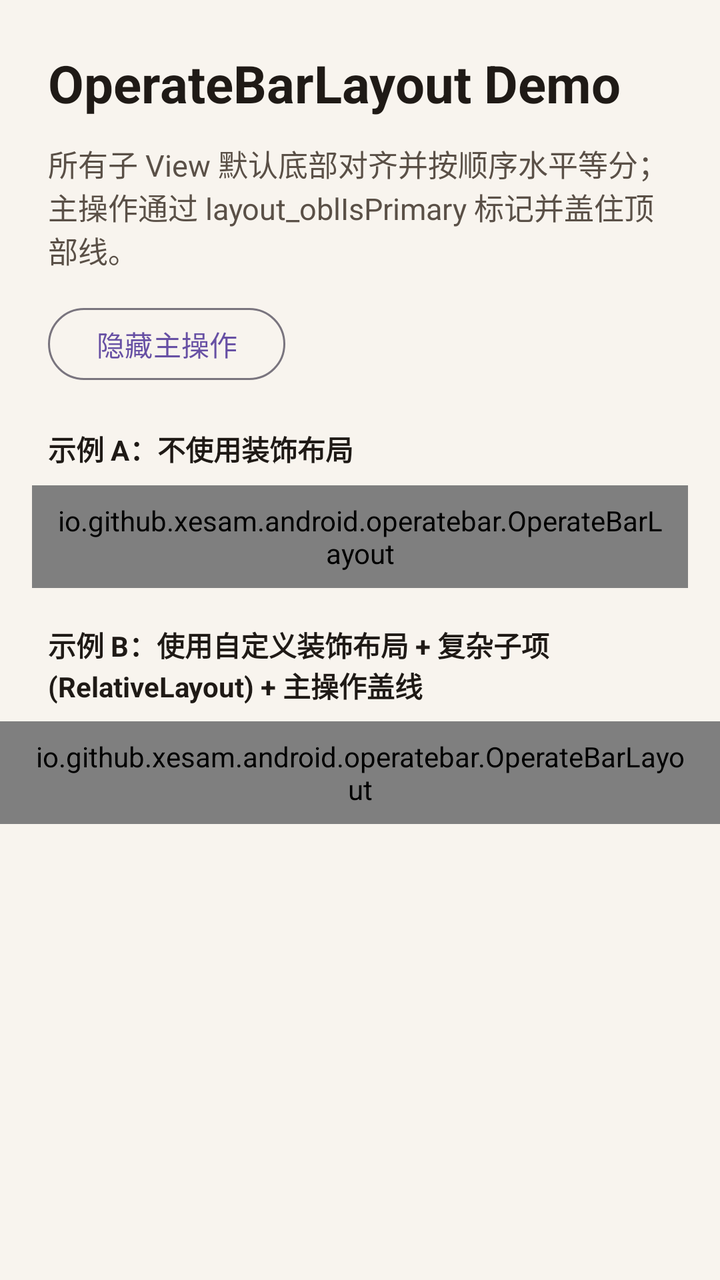
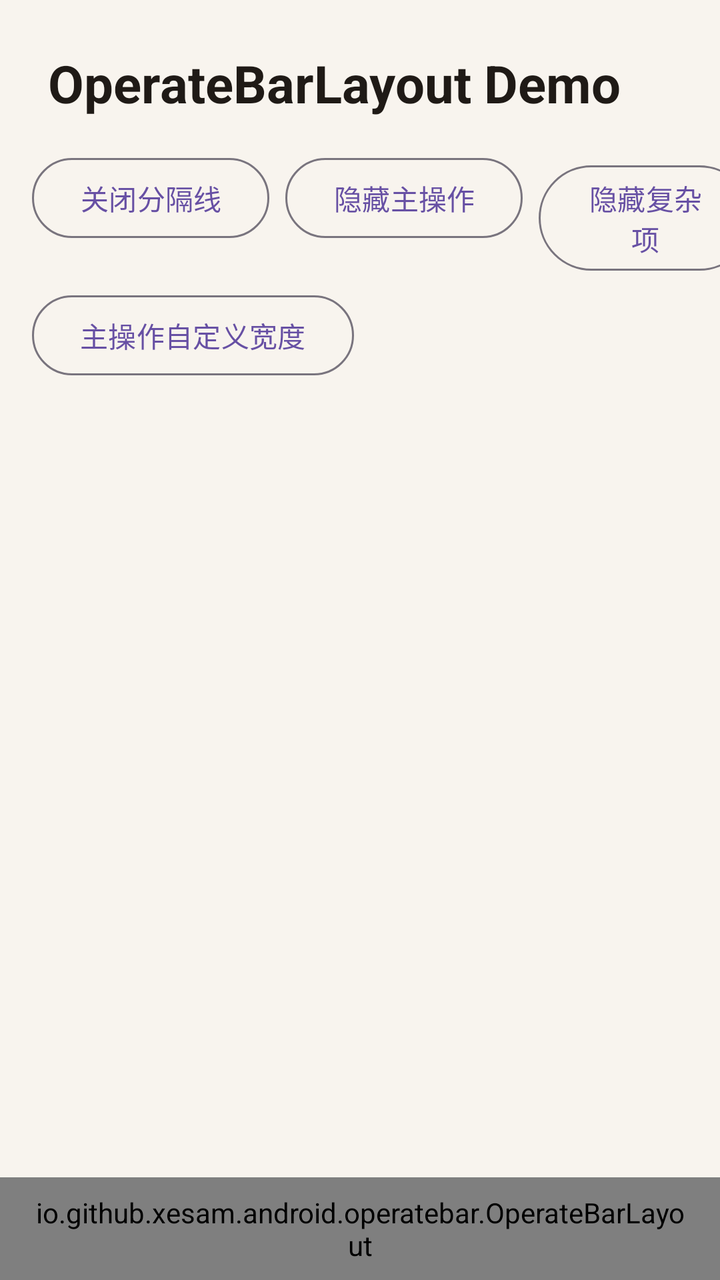

Screens rendered from an Android XML layout before and after an edit, with the pre-edit source and the edit as a unified diff.
<!-- AndroidManifest.xml: application theme Theme.AndroidOperateBar -->
<!-- res/layout/activity_main.xml -->
<?xml version="1.0" encoding="utf-8"?>
<androidx.constraintlayout.widget.ConstraintLayout xmlns:android="http://schemas.android.com/apk/res/android"
    xmlns:app="http://schemas.android.com/apk/res-auto"
    xmlns:tools="http://schemas.android.com/tools"
    android:id="@+id/main"
    android:layout_width="match_parent"
    android:layout_height="match_parent"
    android:background="#FFF8F4EE"
    tools:context=".example.MainActivity">

    <TextView
        android:id="@+id/content_title"
        android:layout_width="0dp"
        android:layout_height="wrap_content"
        android:layout_marginStart="24dp"
        android:layout_marginTop="24dp"
        android:layout_marginEnd="24dp"
        android:text="OperateBarLayout Demo"
        android:textColor="#FF1F1A16"
        android:textSize="26sp"
        android:textStyle="bold"
        app:layout_constraintEnd_toEndOf="parent"
        app:layout_constraintStart_toStartOf="parent"
        app:layout_constraintTop_toTopOf="parent" />

    <TextView
        android:id="@+id/content_desc"
        android:layout_width="0dp"
        android:layout_height="wrap_content"
        android:layout_marginStart="24dp"
        android:layout_marginTop="12dp"
        android:layout_marginEnd="24dp"
        android:text="所有子 View 默认底部对齐并按顺序水平等分；主操作通过 layout_oblIsPrimary 标记并盖住顶部线。"
        android:textColor="#FF5A5047"
        android:textSize="15sp"
        app:layout_constraintEnd_toEndOf="parent"
        app:layout_constraintStart_toStartOf="parent"
        app:layout_constraintTop_toBottomOf="@id/content_title" />

    <com.google.android.material.button.MaterialButton
        android:id="@+id/toggle_primary_button"
        style="@style/Widget.Material3.Button.OutlinedButton"
        android:layout_width="wrap_content"
        android:layout_height="44dp"
        android:layout_marginStart="24dp"
        android:layout_marginTop="14dp"
        android:layout_marginEnd="24dp"
        android:text="隐藏主操作"
        app:layout_constraintStart_toStartOf="parent"
        app:layout_constraintTop_toBottomOf="@id/content_desc" />

    <TextView
        android:id="@+id/divider_off_label"
        android:layout_width="0dp"
        android:layout_height="wrap_content"
        android:layout_marginStart="24dp"
        android:layout_marginTop="20dp"
        android:layout_marginEnd="24dp"
        android:text="示例 A：不使用装饰布局"
        android:textColor="#FF1F1A16"
        android:textSize="14sp"
        android:textStyle="bold"
        app:layout_constraintEnd_toEndOf="parent"
        app:layout_constraintStart_toStartOf="parent"
        app:layout_constraintTop_toBottomOf="@id/toggle_primary_button" />

    <io.github.xesam.android.operatebar.OperateBarLayout
        android:id="@+id/operate_bar_no_divider"
        android:layout_width="0dp"
        android:layout_height="wrap_content"
        android:layout_marginStart="16dp"
        android:layout_marginTop="8dp"
        android:layout_marginEnd="16dp"
        android:background="#FFFFFEFC"
        android:paddingStart="12dp"
        android:paddingTop="8dp"
        android:paddingEnd="12dp"
        android:paddingBottom="8dp"
        app:layout_constraintEnd_toEndOf="parent"
        app:layout_constraintStart_toStartOf="parent"
        app:layout_constraintTop_toBottomOf="@id/divider_off_label">

        <com.google.android.material.button.MaterialButton
            style="@style/Widget.Material3.Button.TextButton"
            android:layout_width="wrap_content"
            android:layout_height="44dp"
            android:text="返回" />

        <com.google.android.material.button.MaterialButton
            android:id="@+id/action_primary_no_divider"
            style="@style/Widget.Material3.Button"
            android:layout_width="wrap_content"
            android:layout_height="44dp"
            android:text="提交"
            app:layout_oblIsPrimary="true" />

    </io.github.xesam.android.operatebar.OperateBarLayout>

    <TextView
        android:id="@+id/divider_on_label"
        android:layout_width="0dp"
        android:layout_height="wrap_content"
        android:layout_marginStart="24dp"
        android:layout_marginTop="18dp"
        android:layout_marginEnd="24dp"
        android:text="示例 B：使用自定义装饰布局 + 复杂子项(RelativeLayout) + 主操作盖线"
        android:textColor="#FF1F1A16"
        android:textSize="14sp"
        android:textStyle="bold"
        app:layout_constraintEnd_toEndOf="parent"
        app:layout_constraintStart_toStartOf="parent"
        app:layout_constraintTop_toBottomOf="@id/operate_bar_no_divider" />

    <io.github.xesam.android.operatebar.OperateBarLayout
        android:id="@+id/operate_bar"
        android:layout_width="0dp"
        android:layout_height="wrap_content"
        android:layout_marginTop="8dp"
        android:background="#FFFFFEFC"
        android:paddingStart="16dp"
        android:paddingTop="8dp"
        android:paddingEnd="16dp"
        android:paddingBottom="8dp"
        app:layout_constraintEnd_toEndOf="parent"
        app:layout_constraintStart_toStartOf="parent"
        app:layout_constraintTop_toBottomOf="@id/divider_on_label"
        app:oblDividerLayout="@layout/divider_default">

        <com.google.android.material.button.MaterialButton
            android:id="@+id/action_cancel"
            style="@style/Widget.Material3.Button.TextButton"
            android:layout_width="wrap_content"
            android:layout_height="wrap_content"
            android:text="取消"
            android:textColor="#FF5A5047" />

        <RelativeLayout
            android:id="@+id/action_primary"
            android:layout_width="match_parent"
            android:layout_height="wrap_content"
            app:layout_oblIsPrimary="true">

            <com.google.android.material.button.MaterialButton
                style="@style/Widget.Material3.Button"
                android:layout_width="98dp"
                android:layout_height="108dp"
                android:layout_centerHorizontal="true"
                android:minWidth="0dp"
                android:minHeight="0dp"
                android:text="主操作" />
        </RelativeLayout>

        <RelativeLayout
            android:id="@+id/action_secondary"
            android:layout_width="match_parent"
            android:layout_height="52dp"
            android:background="#12F57C00"
            android:paddingStart="10dp"
            android:paddingEnd="10dp">

            <TextView
                android:id="@+id/complex_item_left"
                android:layout_width="wrap_content"
                android:layout_height="wrap_content"
                android:layout_alignParentStart="true"
                android:layout_centerVertical="true"
                android:text="Left"
                android:textColor="#FF5A5047"
                android:textSize="12sp" />

            <TextView
                android:id="@+id/complex_item_right"
                android:layout_width="wrap_content"
                android:layout_height="wrap_content"
                android:layout_alignParentEnd="true"
                android:layout_centerVertical="true"
                android:text="Right"
                android:textColor="#FF5A5047"
                android:textSize="12sp" />
        </RelativeLayout>
    </io.github.xesam.android.operatebar.OperateBarLayout>
</androidx.constraintlayout.widget.ConstraintLayout>
<!-- res/layout/divider_default.xml (included above) -->
<?xml version="1.0" encoding="utf-8"?>
<View xmlns:android="http://schemas.android.com/apk/res/android"
    android:layout_width="match_parent"
    android:layout_height="1dp"
    android:layout_marginBottom="52dp"
    android:background="#26000000" />
<!-- resources referenced by this layout -->
<resources>
  <style name="Theme.AndroidOperateBar" parent="Base.Theme.AndroidOperateBar" />
  <style name="Base.Theme.AndroidOperateBar" parent="Theme.Material3.DayNight.NoActionBar">
          
          
      </style>
</resources>

<!-- the commit's change to res/layout/activity_main.xml (unified diff, before → after) -->
@@ -6,7 +6,7 @@
     android:layout_width="match_parent"
     android:layout_height="match_parent"
     android:background="#FFF8F4EE"
-    tools:context=".example.MainActivity">
+    tools:context=".MainActivity">
 
     <TextView
         android:id="@+id/content_title"
@@ -23,107 +23,75 @@
         app:layout_constraintStart_toStartOf="parent"
         app:layout_constraintTop_toTopOf="parent" />
 
-    <TextView
-        android:id="@+id/content_desc"
-        android:layout_width="0dp"
+    <LinearLayout
+        android:id="@+id/btn_row"
+        android:layout_width="wrap_content"
         android:layout_height="wrap_content"
-        android:layout_marginStart="24dp"
-        android:layout_marginTop="12dp"
-        android:layout_marginEnd="24dp"
-        android:text="所有子 View 默认底部对齐并按顺序水平等分；主操作通过 layout_oblIsPrimary 标记并盖住顶部线。"
-        android:textColor="#FF5A5047"
-        android:textSize="15sp"
-        app:layout_constraintEnd_toEndOf="parent"
+        android:layout_marginStart="16dp"
+        android:layout_marginTop="16dp"
+        android:orientation="horizontal"
         app:layout_constraintStart_toStartOf="parent"
-        app:layout_constraintTop_toBottomOf="@id/content_title" />
+        app:layout_constraintTop_toBottomOf="@id/content_title">
 
-    <com.google.android.material.button.MaterialButton
-        android:id="@+id/toggle_primary_button"
-        style="@style/Widget.Material3.Button.OutlinedButton"
+        <com.google.android.material.button.MaterialButton
+            android:id="@+id/btn_toggle_divider"
+            style="@style/Widget.Material3.Button.OutlinedButton"
+            android:layout_width="wrap_content"
+            android:layout_height="wrap_content"
+            android:text="关闭分隔线" />
+
+        <com.google.android.material.button.MaterialButton
+            android:id="@+id/btn_toggle_primary"
+            style="@style/Widget.Material3.Button.OutlinedButton"
+            android:layout_width="wrap_content"
+            android:layout_height="wrap_content"
+            android:layout_marginStart="8dp"
+            android:text="隐藏主操作" />
+
+        <com.google.android.material.button.MaterialButton
+            android:id="@+id/btn_toggle_secondary"
+            style="@style/Widget.Material3.Button.OutlinedButton"
+            android:layout_width="wrap_content"
+            android:layout_height="wrap_content"
+            android:layout_marginStart="8dp"
+            android:text="隐藏复杂项" />
+
+    </LinearLayout>
+
+    <LinearLayout
+        android:id="@+id/btn_row2"
         android:layout_width="wrap_content"
-        android:layout_height="44dp"
-        android:layout_marginStart="24dp"
-        android:layout_marginTop="14dp"
-        android:layout_marginEnd="24dp"
-        android:text="隐藏主操作"
-        app:layout_constraintStart_toStartOf="parent"
-        app:layout_constraintTop_toBottomOf="@id/content_desc" />
-
-    <TextView
-        android:id="@+id/divider_off_label"
-        android:layout_width="0dp"
-        android:layout_height="wrap_content"
-        android:layout_marginStart="24dp"
-        android:layout_marginTop="20dp"
-        android:layout_marginEnd="24dp"
-        android:text="示例 A：不使用装饰布局"
-        android:textColor="#FF1F1A16"
-        android:textSize="14sp"
-        android:textStyle="bold"
-        app:layout_constraintEnd_toEndOf="parent"
-        app:layout_constraintStart_toStartOf="parent"
-        app:layout_constraintTop_toBottomOf="@id/toggle_primary_button" />
-
-    <io.github.xesam.android.operatebar.OperateBarLayout
-        android:id="@+id/operate_bar_no_divider"
-        android:layout_width="0dp"
         android:layout_height="wrap_content"
         android:layout_marginStart="16dp"
         android:layout_marginTop="8dp"
-        android:layout_marginEnd="16dp"
-        android:background="#FFFFFEFC"
-        android:paddingStart="12dp"
-        android:paddingTop="8dp"
-        android:paddingEnd="12dp"
-        android:paddingBottom="8dp"
-        app:layout_constraintEnd_toEndOf="parent"
+        android:orientation="horizontal"
         app:layout_constraintStart_toStartOf="parent"
-        app:layout_constraintTop_toBottomOf="@id/divider_off_label">
+        app:layout_constraintTop_toBottomOf="@id/btn_row">
 
         <com.google.android.material.button.MaterialButton
-            style="@style/Widget.Material3.Button.TextButton"
+            android:id="@+id/btn_toggle_width"
+            style="@style/Widget.Material3.Button.OutlinedButton"
             android:layout_width="wrap_content"
-            android:layout_height="44dp"
-            android:text="返回" />
+            android:layout_height="wrap_content"
+            android:text="主操作自定义宽度" />
 
-        <com.google.android.material.button.MaterialButton
-            android:id="@+id/action_primary_no_divider"
-            style="@style/Widget.Material3.Button"
-            android:layout_width="wrap_content"
-            android:layout_height="44dp"
-            android:text="提交"
-            app:layout_oblIsPrimary="true" />
-
-    </io.github.xesam.android.operatebar.OperateBarLayout>
-
-    <TextView
-        android:id="@+id/divider_on_label"
-        android:layout_width="0dp"
-        android:layout_height="wrap_content"
-        android:layout_marginStart="24dp"
-        android:layout_marginTop="18dp"
-        android:layout_marginEnd="24dp"
-        android:text="示例 B：使用自定义装饰布局 + 复杂子项(RelativeLayout) + 主操作盖线"
-        android:textColor="#FF1F1A16"
-        android:textSize="14sp"
-        android:textStyle="bold"
-        app:layout_constraintEnd_toEndOf="parent"
-        app:layout_constraintStart_toStartOf="parent"
-        app:layout_constraintTop_toBottomOf="@id/operate_bar_no_divider" />
+    </LinearLayout>
 
     <io.github.xesam.android.operatebar.OperateBarLayout
         android:id="@+id/operate_bar"
         android:layout_width="0dp"
         android:layout_height="wrap_content"
-        android:layout_marginTop="8dp"
+        android:layout_marginTop="24dp"
         android:background="#FFFFFEFC"
         android:paddingStart="16dp"
         android:paddingTop="8dp"
         android:paddingEnd="16dp"
         android:paddingBottom="8dp"
+        app:layout_constraintBottom_toBottomOf="parent"
         app:layout_constraintEnd_toEndOf="parent"
         app:layout_constraintStart_toStartOf="parent"
-        app:layout_constraintTop_toBottomOf="@id/divider_on_label"
+        app:layout_constraintTop_toBottomOf="@id/btn_row2"
+        app:layout_constraintVertical_bias="1.0"
         app:oblDividerLayout="@layout/divider_default">
 
         <com.google.android.material.button.MaterialButton
@@ -135,6 +103,7 @@
             android:textColor="#FF5A5047" />
 
         <RelativeLayout
+            android:background="#22ff5500"
             android:id="@+id/action_primary"
             android:layout_width="match_parent"
             android:layout_height="wrap_content"
@@ -179,6 +148,7 @@
                 android:textSize="12sp" />
         </RelativeLayout>
     </io.github.xesam.android.operatebar.OperateBarLayout>
+
 </androidx.constraintlayout.widget.ConstraintLayout>
 <!-- res/layout/divider_default.xml (included above) -->
 <?xml version="1.0" encoding="utf-8"?>
